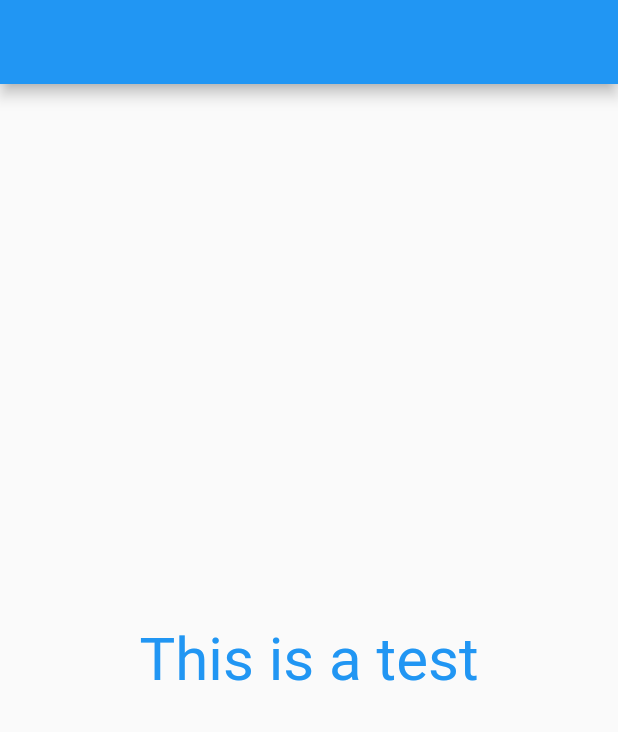
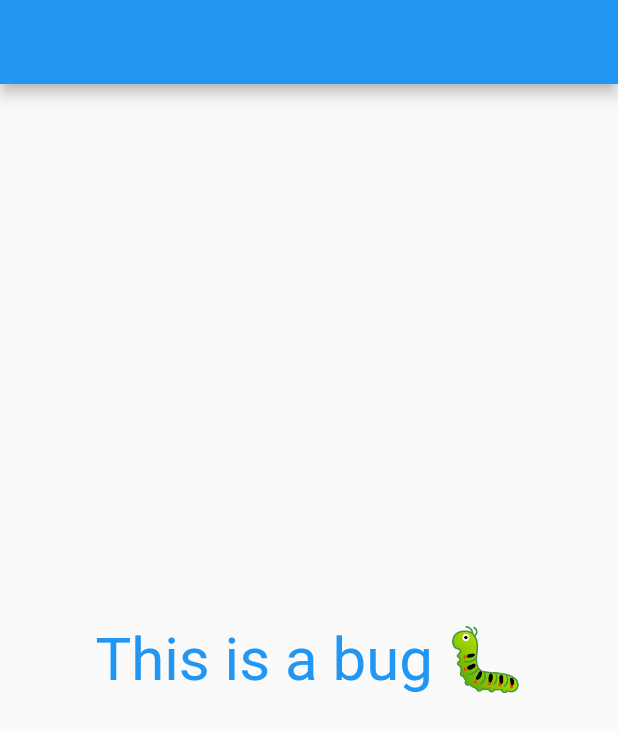
Before and after one commit to idlevandal/test_git, a Flutter app: the screen it shows after launch, on a phone screen of 412 x 824 dp. Shown: the top 732 px of the screen. Run offline on Flutter 3.47's test engine with Material 2 defaults, Android fonts, the phone set to English and light mode, and no system bars.

Commit message:
Bugfix/test (#2)
* add comment

* fix bug

```diff
--- a/lib/main.dart
+++ b/lib/main.dart
@@ -29,7 +29,7 @@ class Home extends StatelessWidget {
     return Scaffold(
       appBar: AppBar(),
       body: const Center(
-        child: Text('This is a test', style: TextStyle(fontSize: 40, color: Colors.blue),),
+        child: Text('This is a bug 🐛', style: TextStyle(fontSize: 40, color: Colors.blue),),
       ),
     );
   }
```
